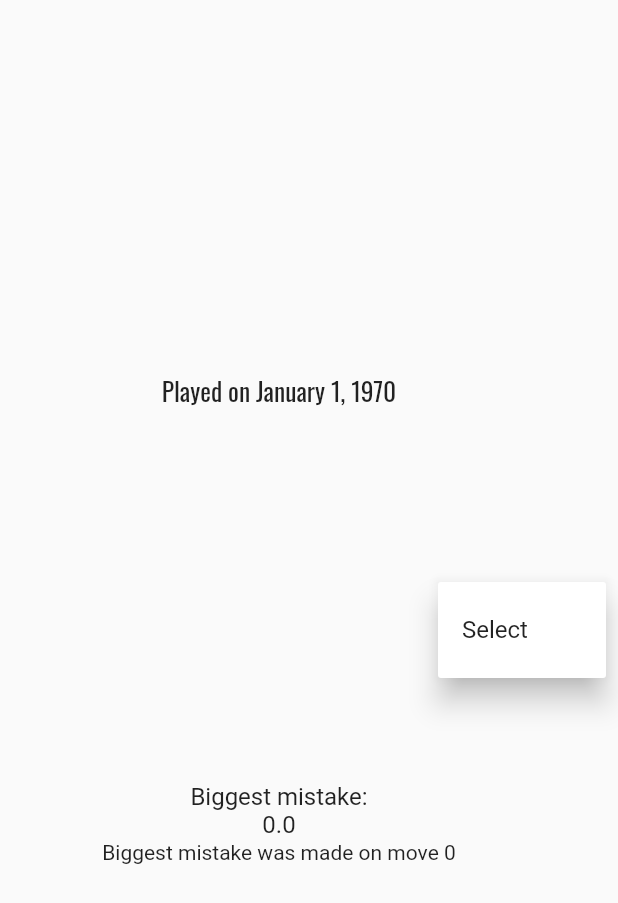
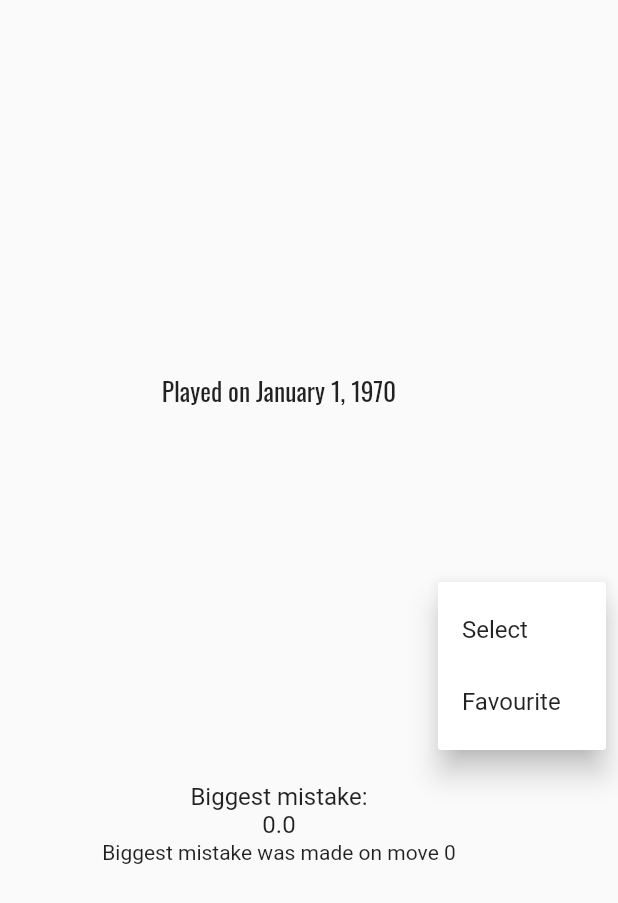
Before and after one commit to dawidwrobel97/chess_champ, a Flutter app: the _GameDescription widget shown alone on an empty page, opened directly with empty values, after a tap on the "more vert" icon, on a phone screen of 412 x 824 dp. Shown: the top 903 px of the screen. Run offline on Flutter 3.47's test engine with Material 2 defaults, Android fonts, the phone set to English and light mode, and no system bars; our stand-ins replace bloc, cloud_firestore, dio, equatable, firebase_auth, firebase_core and 6 more; missing offline and left inert: chess, chess_vectors_flutter, flutter_chess_board; accounts and stored records are empty; generated files the repository leaves out were written again.

Commit message:
Added favourites

```diff
--- a/lib/src/core/enums.dart
+++ b/lib/src/core/enums.dart
@@ -1,2 +1,2 @@
 enum Status {initial, loading, error, success}
-enum MenuItem {select, delete}
+enum MenuItem {select, delete, favourite}
--- a/lib/src/domain/repositories/favourites_page_repository.dart
+++ b/lib/src/domain/repositories/favourites_page_repository.dart
@@ -26,4 +26,6 @@ class FavouritesPageRepository {
       },
     );
   }
+
+
 }
--- a/lib/src/features/favourites/pages/favourites_page.dart
+++ b/lib/src/features/favourites/pages/favourites_page.dart
@@ -13,7 +13,7 @@ class FavouritesPage extends StatelessWidget {
   @override
   Widget build(BuildContext context) {
     return BlocProvider(
-      create: (context) => getIt<FavouritesCubit>(),
+      create: (context) => getIt<FavouritesCubit>()..start(),
       child: BlocBuilder<FavouritesCubit, FavouritesState>(
         builder: (context, state) {
           return Scaffold(
--- a/lib/src/features/home_page/cubit/home_page_cubit.dart
+++ b/lib/src/features/home_page/cubit/home_page_cubit.dart
@@ -96,6 +96,10 @@ class HomePageCubit extends Cubit<HomePageState> {
     emit(state.copyWith(dropDownMenuIsActive: !state.dropDownMenuIsActive));
   }
 
+  Future<void> saveToFavourites(ChessGameModel chessGameModel) async{
+    userChessGamesRepository.addGameToFavourites(chessGameModel);
+  }
+
   @override
   Future<void> close() {
     _streamSubscription?.cancel();
--- a/lib/src/features/home_page/widgets/game_description.dart
+++ b/lib/src/features/home_page/widgets/game_description.dart
@@ -2,7 +2,9 @@ import 'package:chess_app/src/app_theme/app_theme.dart';
 import 'package:chess_app/src/core/enums.dart';
 import 'package:chess_app/src/domain/models/chess_game_model.dart';
 import 'package:chess_app/src/features/chess_game/pages/chess_game.dart';
+import 'package:chess_app/src/features/home_page/cubit/home_page_cubit.dart';
 import 'package:flutter/material.dart';
+import 'package:flutter_bloc/flutter_bloc.dart';
 import 'package:google_fonts/google_fonts.dart';
 
 class GameDescription extends StatelessWidget {
@@ -105,11 +107,18 @@ class _GameDescription extends StatelessWidget {
                 ),
               );
             }
+            if (MenuItem.favourite == value) {
+              context.read<HomePageCubit>().saveToFavourites(chessGamesModel);
+            }
           },
           itemBuilder: (context) => const [
             PopupMenuItem(
               value: MenuItem.select,
               child: Text('Select'),
+            ),
+            PopupMenuItem(
+              value: MenuItem.favourite,
+              child: Text('Favourite'),
             ),
           ],
         ),
```
Also changed, not shown: lib/src/domain/repositories/user_chess_games_repository.dart (+22 -0 lines).
